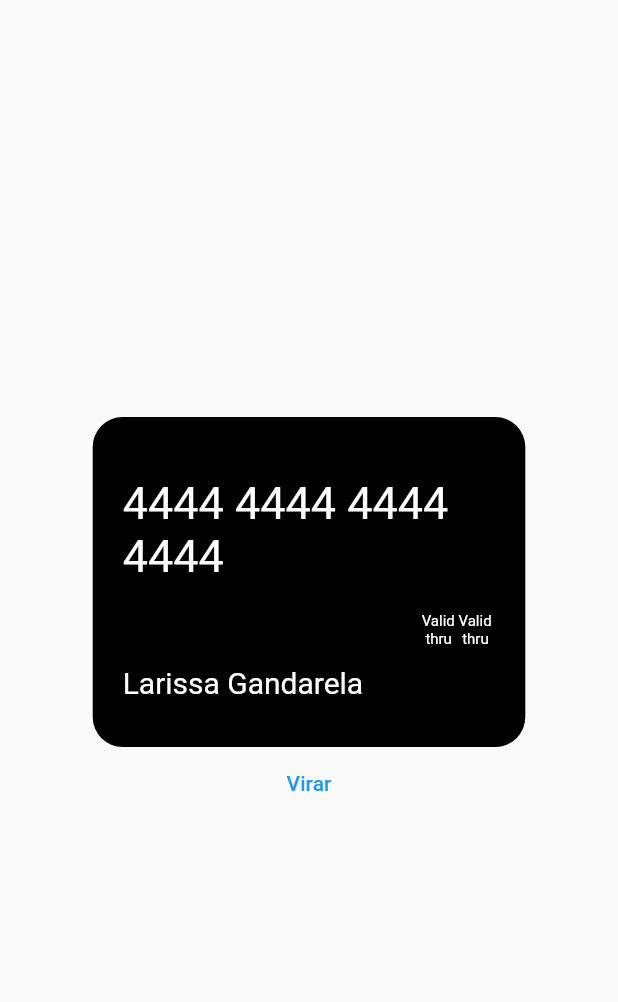
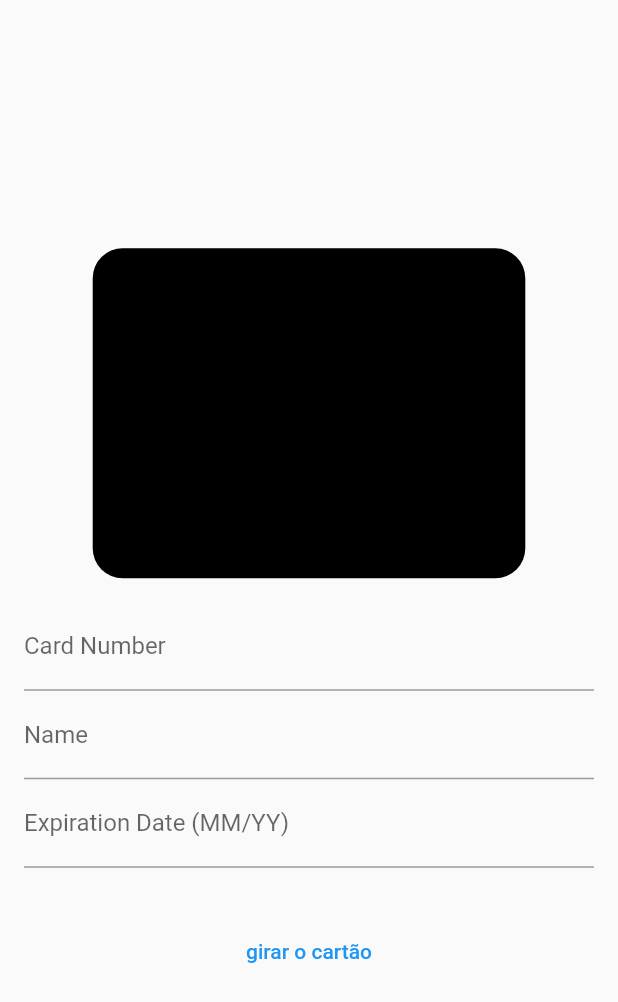
Before and after one commit to larissagandarela/cartao, a Flutter app: the screen it shows after launch, on a phone screen of 412 x 824 dp. Shown: the top 1002 px of the screen. Run offline on Flutter 3.47's test engine with Material 2 defaults, Android fonts, the phone set to English and light mode, and no system bars.

Commit message:
card forms

```diff
--- a/lib/card_widget.dart
+++ b/lib/card_widget.dart
@@ -5,6 +5,7 @@ import 'package:cartao/card_animation.dart';
 import 'package:flutter/material.dart';
 import 'package:cartao/credit_card_back.dart';
 import 'package:cartao/credit_card_front.dart';
+import 'package:flutter/services.dart';
 
 class CardWidget extends StatefulWidget {
   const CardWidget({Key? key}) : super(key: key);
@@ -67,6 +68,11 @@ class _CardWidgetState extends State<CardWidget> with SingleTickerProviderStateM
   }
 
 
+  // controladores do formulário
+  final TextEditingController _cardNumberController = TextEditingController();
+  final TextEditingController _cardholderNameController = TextEditingController();
+  final TextEditingController _expirationDateController = TextEditingController();
+
 
   @override
   Widget build(BuildContext context) {
@@ -85,9 +91,46 @@ class _CardWidgetState extends State<CardWidget> with SingleTickerProviderStateM
                   ),
                 CardAnimation(
                   animation: _frontAnimation,
-                  child: const CreditCardFront()
+                  child: CreditCardFront(
+                    cardNumber: _cardNumberController.text,
+                    cardholderName: _cardholderNameController.text,
+                    expirationDate: _expirationDateController.text,
                   ),
+                ),
               ],
+            ),
+            Padding(
+              padding: const EdgeInsets.all(16.0),
+              child: Column(
+                children: [
+                  TextFormField(
+                    controller: _cardNumberController,
+                    keyboardType: TextInputType.number,
+                    inputFormatters: [FilteringTextInputFormatter.digitsOnly],
+                    decoration: const InputDecoration(
+                      labelText: 'Card Number',
+                    ),
+                  ),
+                  TextFormField(
+                    controller: _cardholderNameController,
+                    decoration: const InputDecoration(
+                      labelText: 'Name',
+                    ),
+                  ),
+                  TextFormField(
+                    controller: _expirationDateController,
+                    keyboardType: TextInputType.datetime,
+                    inputFormatters: [
+                      FilteringTextInputFormatter.digitsOnly,
+                      LengthLimitingTextInputFormatter(4),
+                    ],
+                    decoration: const InputDecoration(
+                      labelText: 'Expiration Date (MM/YY)',
+                    ),
+                  ),
+                  const SizedBox(height: 16),
+                ],
+              ),
             ),
             TextButton(
               onPressed: () {
@@ -101,7 +144,7 @@ class _CardWidgetState extends State<CardWidget> with SingleTickerProviderStateM
                   }
                 });
               },
-              child: Text('Virar'),
+              child: Text('girar o cartão'),
             ),
           ],
         ),
--- a/lib/credit_card_front.dart
+++ b/lib/credit_card_front.dart
@@ -1,52 +1,48 @@
 import 'package:flutter/material.dart';
 
 class CreditCardFront extends StatelessWidget {
+  final String cardNumber;
+  final String cardholderName;
+  final String expirationDate;
 
-  // ignore: use_key_in_widget_constructors
-  const CreditCardFront();
+  const CreditCardFront({
+    required this.cardNumber,
+    required this.cardholderName,
+    required this.expirationDate,
+  });
 
   @override
   Widget build(BuildContext context) {
     return Container(
-      width: MediaQuery.of(context).size.width *.7,
+      width: MediaQuery.of(context).size.width * 0.7,
       height: 220,
       decoration: BoxDecoration(
         borderRadius: BorderRadius.circular(20),
-        color: Colors.black
+        color: Colors.black,
       ),
-
       padding: const EdgeInsets.all(20),
-      child: const Column(
+      child: Column(
         children: [
-          SizedBox(
-            height: 20,
-            ),
-            Text(
-              '4444 4444 4444 4444',
-              style: TextStyle(fontSize: 30, color: Colors.white),
-            ),
-            SizedBox(
-              height: 20,
-            ),
-            Row(
-              mainAxisAlignment: MainAxisAlignment.end,
-              children: [
-                Text('Valid \n thru',
-                style: TextStyle(fontSize: 10, color: Colors.white),
-                ),
-                Text('Valid \n thru',
-                style: TextStyle(fontSize: 10, color: Colors.white),
-                ),
-              ],
-            ),
-            Expanded(
-              child: Align(
-                alignment: Alignment.centerLeft,
-              child: Text('Larissa Gandarela',
-                  style: TextStyle(fontSize: 20, color: Colors.white),
-                  ),
-              )
-            ),
+          const SizedBox(height: 20),
+          Text(
+            cardNumber,
+            style: const TextStyle(fontSize: 30, color: Colors.white),
+          ),
+          const SizedBox(height: 20),
+          Row(
+            mainAxisAlignment: MainAxisAlignment.spaceBetween,
+            children: [
+              Text(
+                cardholderName,
+                style: const TextStyle(fontSize: 20, color: Colors.white),
+              ),
+              Text(
+                expirationDate,
+                style: const TextStyle(fontSize: 20, color: Colors.white),
+              ),
+            ],
+          ),
+          const SizedBox(height: 20),
         ],
       ),
     );
```
